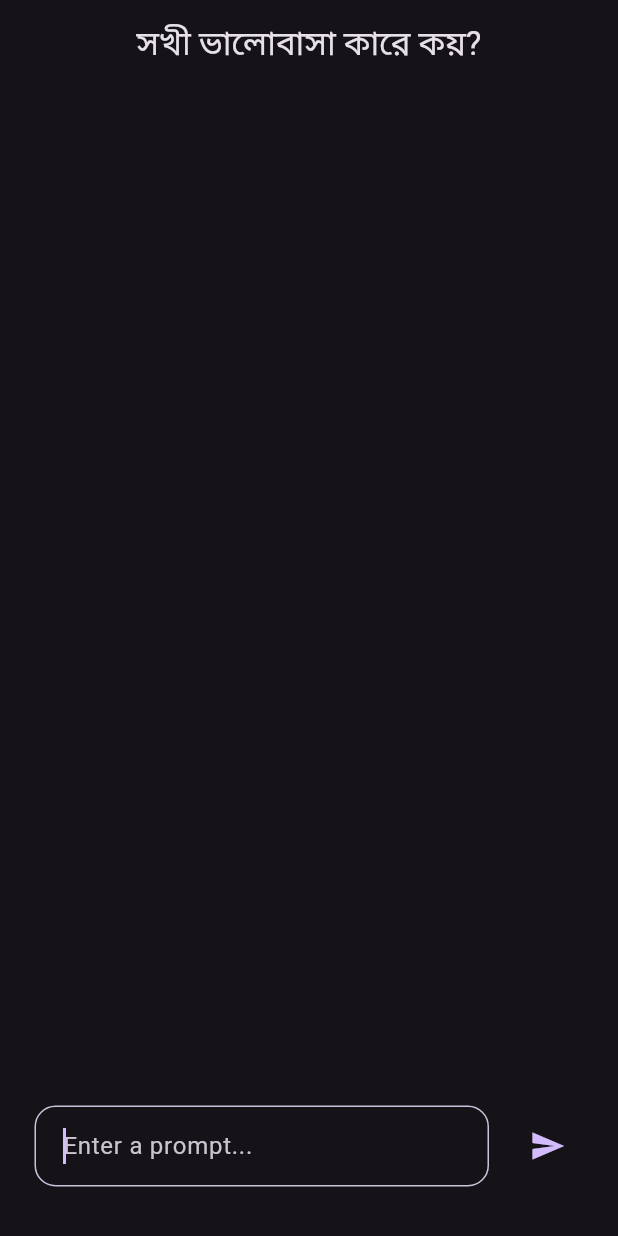
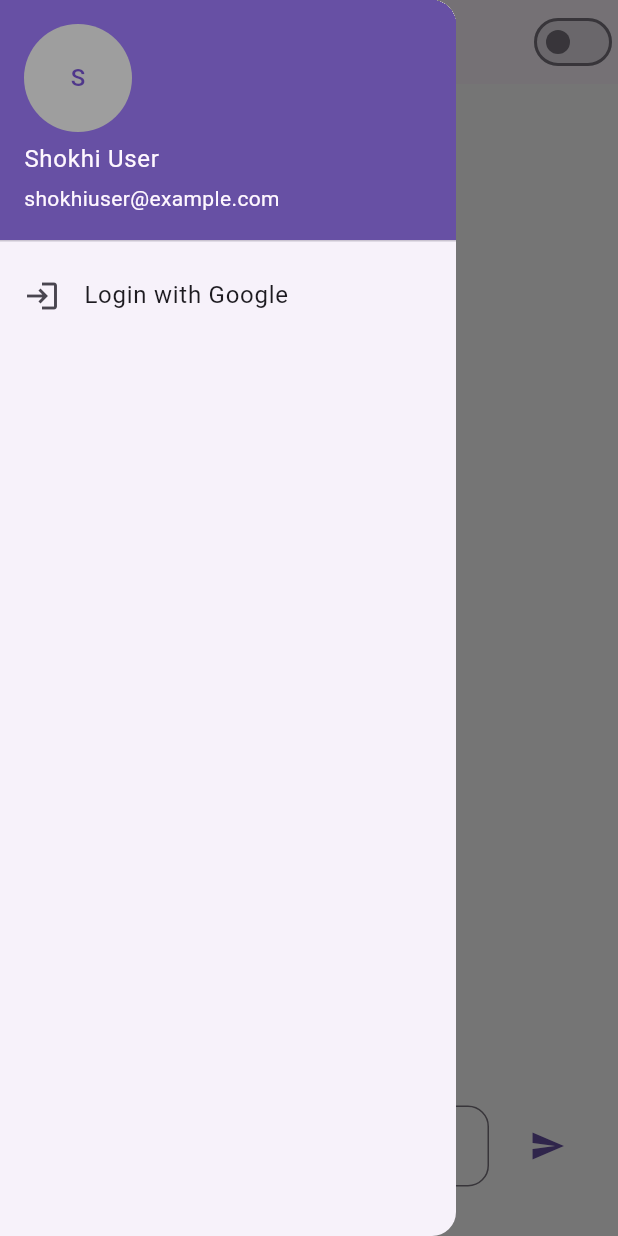
Before and after one commit to aluffyy/Shokhi, a Flutter app: the screen it shows after launch, with the side drawer open (before the commit the screen has no drawer), on a phone screen of 412 x 824 dp. Run offline on Flutter 3.47's test engine with Material 3 defaults, Android fonts, the phone set to English and light mode, and no system bars; our stand-ins replace flutter_dotenv, flutter_markdown, google_generative_ai.

Commit message:
Midnight depression

```diff
--- a/lib/main.dart
+++ b/lib/main.dart
@@ -33,17 +33,98 @@ class Home extends StatefulWidget {
 }
 
 class _HomeState extends State<Home> {
+  final GlobalKey<ScaffoldState> _scaffoldKey = GlobalKey<ScaffoldState>();
+  bool _isDarkMode = false;
+
   @override
   Widget build(BuildContext context) {
-    return Scaffold(
-      appBar: AppBar(
-        title: const Text("সখী ভালোবাসা কারে কয়?"),
-        centerTitle: true,
+    return MaterialApp(
+      theme: _isDarkMode
+          ? ThemeData.dark().copyWith(
+        primaryColor: Colors.deepPurple, // Adjust primary color
+        // Add other theme customizations for dark mode (optional)
+      )
+          : ThemeData.light().copyWith(
+        primaryColor: Colors.teal, // Adjust primary color
+        // Add other theme customizations for light mode (optional)
       ),
-      body: const ChatScreen(),
+      home: Scaffold(
+        key: _scaffoldKey,
+        appBar: AppBar(
+          title: Text(
+            "Trust your Shokhi!",
+            style: TextStyle(
+              color: _isDarkMode ? Colors.white : Colors.black,
+            ),
+          ),
+          centerTitle: true,
+          backgroundColor: Colors.transparent, // Transparent background
+          elevation: 0.0, // Remove shadow
+          iconTheme: IconThemeData(
+            color: _isDarkMode ? Colors.white : Colors.black,
+          ),
+          leading: IconButton(
+            onPressed: () => _scaffoldKey.currentState!.openDrawer(),
+            icon: Icon(
+              Icons.menu,
+              color: _isDarkMode ? Colors.white : Colors.black,
+            ),
+          ),
+          actions: [
+            Switch(
+              value: _isDarkMode,
+              onChanged: (value) {
+                setState(() {
+                  _isDarkMode = value;
+                });
+              },
+            )
+          ],
+        ),
+        body: Container(
+          color: _isDarkMode ? Colors.black : Colors.white, // Set background color based on theme
+          child: const ChatScreen(), // Replace with your main content
+        ),
+        drawer: Drawer(
+          child: SafeArea(
+            child: Column(
+              children: [
+                const UserAccountsDrawerHeader(
+                  currentAccountPicture: CircleAvatar(
+                    backgroundColor: Colors.grey,
+                    child: Text("S"), // Replace with user image or initials
+                  ),
+                  accountName: Text("Shokhi User"),
+                  accountEmail: Text("shokhiuser@example.com"),
+                ),
+                ListTile(
+                  leading: const Icon(Icons.login),
+                  title: const Text("Login with Google"),
+                  onTap: () async {
+                    // Implement Google Sign-in logic here
+                    // You'll need to install and use the `google_sign_in` package
+                    // Refer to https://pub.dev/packages/google_sign_in for details
+                  },
+                ),
+              ],
+            ),
+          ),
+        ),
+      ),
     );
   }
 }
+
+
+
+
+
+
+
+
+
+
+
 
 class ChatScreen extends StatefulWidget {
   const ChatScreen({super.key});
@@ -145,7 +226,7 @@ class _ChatScreenState extends State<ChatScreen> {
                     ),
                   )
                 else
-                  const CircularProgressIndicator(),
+                  const CustomLoadingAnimation(),
               ],
             ),
           ),
@@ -172,6 +253,41 @@ class _ChatScreenState extends State<ChatScreen> {
     }
   }
 }
+
+
+class CustomLoadingAnimation extends StatefulWidget {
+  const CustomLoadingAnimation({super.key});
+
+  @override
+  State<CustomLoadingAnimation> createState() => _CustomLoadingAnimationState();
+}
+
+class _CustomLoadingAnimationState extends State<CustomLoadingAnimation>
+    with SingleTickerProviderStateMixin {
+  late AnimationController _controller;
+  late Animation<double> _scaleAnimation;
+
+  @override
+  void initState() {
+    super.initState();
+    _controller = AnimationController(vsync: this, duration: const Duration(milliseconds: 500))..repeat();
+    _scaleAnimation = Tween<double>(begin: 1.5, end: 0.5)
+        .animate(_controller)
+      ..addListener(() => setState(() {}));
+  }
+
+  @override
+  void dispose() {
+    _controller.dispose();
+    super.dispose();
+  }
+
+  @override
+  Widget build(BuildContext context) {
+    return Icon(Icons.send, size: 24 * _scaleAnimation.value);
+  }
+}
+
 
 
 
--- a/pubspec.yaml
+++ b/pubspec.yaml
@@ -1,4 +1,4 @@
-name: gemini
+name: Shokhi
 description: "A new Flutter project."
 # The following line prevents the package from being accidentally published to
 # pub.dev using `flutter pub publish`. This is preferred for private packages.
@@ -38,6 +38,7 @@ dependencies:
   google_generative_ai: ^0.2.2
   flutter_dotenv: ^5.1.0
   flutter_markdown: ^0.6.20
+  flutter_animated_icons: ^1.0.1
 
 dev_dependencies:
   flutter_test:
```
Also changed, not shown: pubspec.lock, 2 other files.
